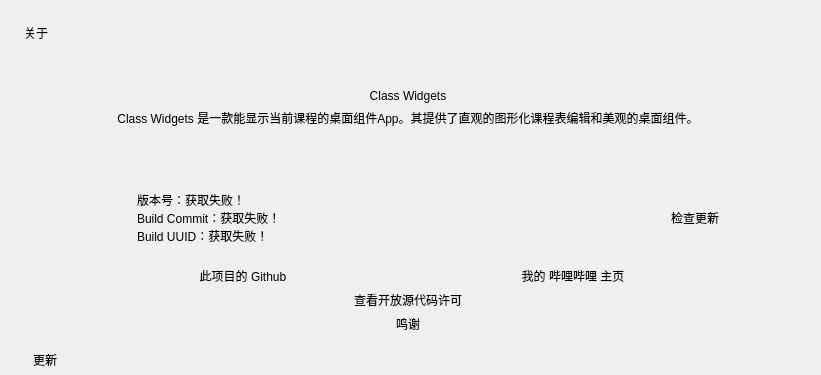
The window that view/menu/about.ui (baiyao105/Class-Widgets) describes before a commit, drawn with Qt 5; both pictures show x 0 to 821 and y 0 to 375 of the 821 by 843 pixel window.
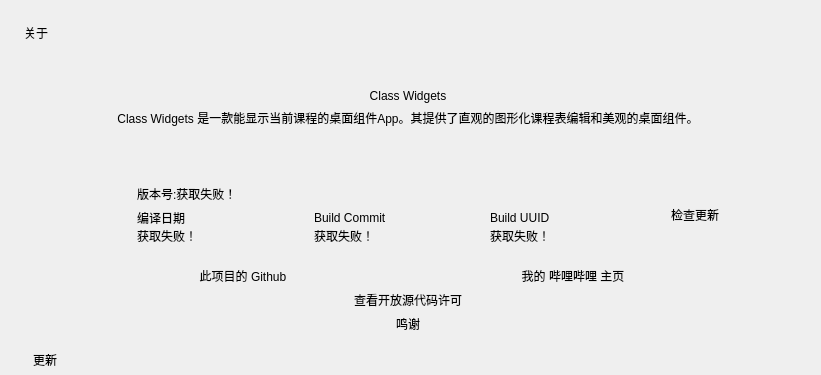
The same window after the commit. Icons and pictures are not drawn. Custom widgets are drawn as their Qt base class.

Commit message: fix: 一些修正

```diff
--- a/view/menu/about.ui
+++ b/view/menu/about.ui
@@ -50,7 +50,7 @@
         <x>0</x>
         <y>0</y>
         <width>773</width>
-        <height>751</height>
+        <height>765</height>
        </rect>
       </property>
       <layout class="QVBoxLayout" name="verticalLayout_3">
@@ -229,23 +229,121 @@
                 <item>
                  <widget class="StrongBodyLabel" name="version_number_label">
                   <property name="text">
-                   <string>版本号：获取失败！</string>
+                   <string>版本号:获取失败！</string>
                   </property>
                  </widget>
                 </item>
                 <item>
-                 <widget class="CaptionLabel" name="build_commit_label">
-                  <property name="text">
-                   <string>Build Commit：获取失败！</string>
+                 <spacer name="verticalSpacer_3">
+                  <property name="orientation">
+                   <enum>Qt::Vertical</enum>
                   </property>
-                 </widget>
+                  <property name="sizeHint" stdset="0">
+                   <size>
+                    <width>0</width>
+                    <height>6</height>
+                   </size>
+                  </property>
+                 </spacer>
                 </item>
                 <item>
-                 <widget class="CaptionLabel" name="build_uuid_label">
-                  <property name="text">
-                   <string>Build UUID：获取失败！</string>
-                  </property>
-                 </widget>
+                 <layout class="QHBoxLayout" name="horizontalLayout_build_info">
+                  <item>
+                   <layout class="QVBoxLayout" name="verticalLayout_build_date">
+                    <property name="spacing">
+                     <number>0</number>
+                    </property>
+                    <item>
+                     <widget class="StrongBodyLabel" name="build_date_title_label">
+                      <property name="text">
+                       <string>编译日期</string>
+                      </property>
+                     </widget>
+                    </item>
+                    <item>
+                     <widget class="CaptionLabel" name="build_date_label">
+                      <property name="text">
+                       <string>获取失败！</string>
+                      </property>
+                     </widget>
+                    </item>
+                   </layout>
+                  </item>
+                  <item>
+                   <spacer name="horizontalSpacer_3">
+                    <property name="orientation">
+                     <enum>Qt::Horizontal</enum>
+                    </property>
+                    <property name="sizeType">
+                     <enum>QSizePolicy::Fixed</enum>
+                    </property>
+                    <property name="sizeHint" stdset="0">
+                     <size>
+                      <width>2</width>
+                      <height>2</height>
+                     </size>
+                    </property>
+                   </spacer>
+                  </item>
+                  <item>
+                   <layout class="QVBoxLayout" name="verticalLayout_build_commit">
+                    <property name="spacing">
+                     <number>0</number>
+                    </property>
+                    <item>
+                     <widget class="StrongBodyLabel" name="build_commit_title_label">
+                      <property name="text">
+                       <string>Build Commit</string>
+                      </property>
+                     </widget>
+                    </item>
+                    <item>
+                     <widget class="CaptionLabel" name="build_commit_label">
+                      <property name="text">
+                       <string>获取失败！</string>
+                      </property>
+                     </widget>
+                    </item>
+                   </layout>
+                  </item>
+                  <item>
+                   <spacer name="horizontalSpacer_2">
+                    <property name="orientation">
+                     <enum>Qt::Horizontal</enum>
+                    </property>
+                    <property name="sizeType">
+                     <enum>QSizePolicy::Fixed</enum>
+                    </property>
+                    <property name="sizeHint" stdset="0">
+                     <size>
+                      <width>2</width>
+                      <height>2</height>
+                     </size>
+                    </property>
+                   </spacer>
+                  </item>
+                  <item>
+                   <layout class="QVBoxLayout" name="verticalLayout_build_uuid">
+                    <property name="spacing">
+                     <number>0</number>
+                    </property>
+                    <item>
+                     <widget class="StrongBodyLabel" name="build_uuid_title_label">
+                      <property name="text">
+                       <string>Build UUID</string>
+                      </property>
+                     </widget>
+                    </item>
+                    <item>
+                     <widget class="CaptionLabel" name="build_uuid_label">
+                      <property name="text">
+                       <string>获取失败！</string>
+                      </property>
+                     </widget>
+                    </item>
+                   </layout>
+                  </item>
+                 </layout>
                 </item>
                </layout>
               </item>
```
The commit also changes 2 other files.
